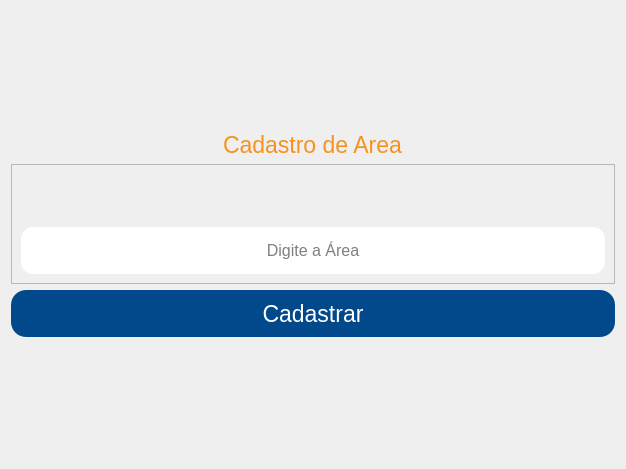
Old version of the form App/view/ui/cadastroArea.ui in the repository Senac-SOR-ADS/Mapa-de-Sala.
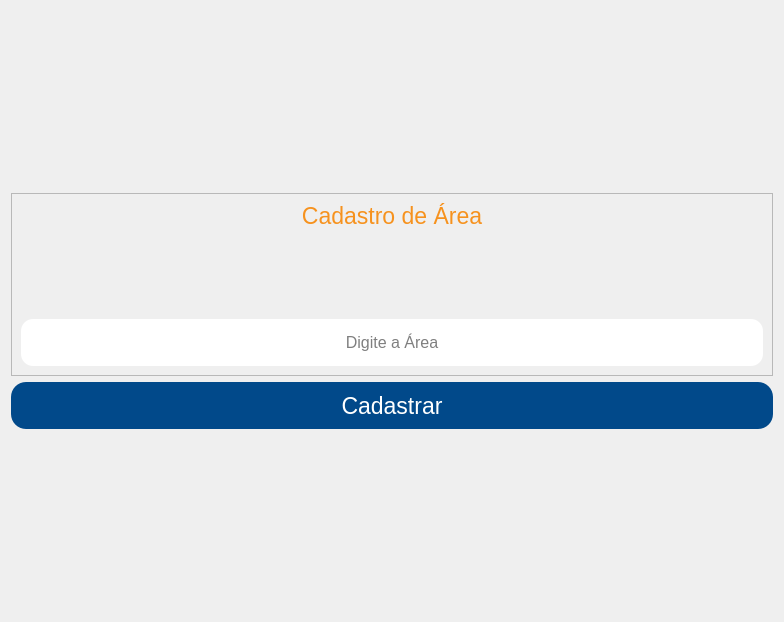
New version of the form.

The edit to the form file:
```diff
--- a/App/view/ui/cadastroArea.ui
+++ b/App/view/ui/cadastroArea.ui
@@ -6,10 +6,28 @@
    <rect>
     <x>0</x>
     <y>0</y>
-    <width>626</width>
-    <height>469</height>
+    <width>780</width>
+    <height>622</height>
    </rect>
   </property>
+  <property name="sizePolicy">
+   <sizepolicy hsizetype="Preferred" vsizetype="Preferred">
+    <horstretch>0</horstretch>
+    <verstretch>0</verstretch>
+   </sizepolicy>
+  </property>
+  <property name="minimumSize">
+   <size>
+    <width>0</width>
+    <height>0</height>
+   </size>
+  </property>
+  <property name="maximumSize">
+   <size>
+    <width>16777215</width>
+    <height>16777215</height>
+   </size>
+  </property>
   <property name="windowTitle">
    <string>Form</string>
   </property>
@@ -55,20 +73,6 @@
      </property>
     </spacer>
    </item>
-   <item alignment="Qt::AlignHCenter|Qt::AlignTop">
-    <widget class="QLabel" name="titulo">
-     <property name="font">
-      <font>
-       <pointsize>17</pointsize>
-       <weight>50</weight>
-       <bold>false</bold>
-      </font>
-     </property>
-     <property name="text">
-      <string>Cadastro de Area</string>
-     </property>
-    </widget>
-   </item>
    <item>
     <widget class="QFrame" name="frame">
      <property name="sizePolicy">
@@ -84,6 +88,21 @@
       <enum>QFrame::Raised</enum>
      </property>
      <layout class="QVBoxLayout" name="verticalLayout">
+      <item>
+       <widget class="QLabel" name="titulo">
+        <property name="font">
+         <font>
+          <pointsize>17</pointsize>
+         </font>
+        </property>
+        <property name="text">
+         <string>Cadastro de Área</string>
+        </property>
+        <property name="alignment">
+         <set>Qt::AlignCenter</set>
+        </property>
+       </widget>
+      </item>
       <item>
        <spacer name="verticalSpacer_2">
         <property name="orientation">
@@ -99,6 +118,12 @@
       </item>
       <item>
        <widget class="QLineEdit" name="cadastrarArea">
+        <property name="sizePolicy">
+         <sizepolicy hsizetype="Expanding" vsizetype="Fixed">
+          <horstretch>0</horstretch>
+          <verstretch>0</verstretch>
+         </sizepolicy>
+        </property>
         <property name="minimumSize">
          <size>
           <width>0</width>
@@ -113,9 +138,6 @@
         <property name="alignment">
          <set>Qt::AlignCenter</set>
         </property>
-        <property name="readOnly">
-         <bool>false</bool>
-        </property>
         <property name="placeholderText">
          <string>Digite a Área</string>
         </property>
@@ -126,9 +148,15 @@
    </item>
    <item>
     <widget class="QPushButton" name="btnCadastrarArea">
+     <property name="sizePolicy">
+      <sizepolicy hsizetype="Minimum" vsizetype="Fixed">
+       <horstretch>0</horstretch>
+       <verstretch>0</verstretch>
+      </sizepolicy>
+     </property>
      <property name="minimumSize">
       <size>
-       <width>0</width>
+       <width>762</width>
        <height>47</height>
       </size>
      </property>
```
Left out of the diff: 9 changed lines with no effect on the pictures.
